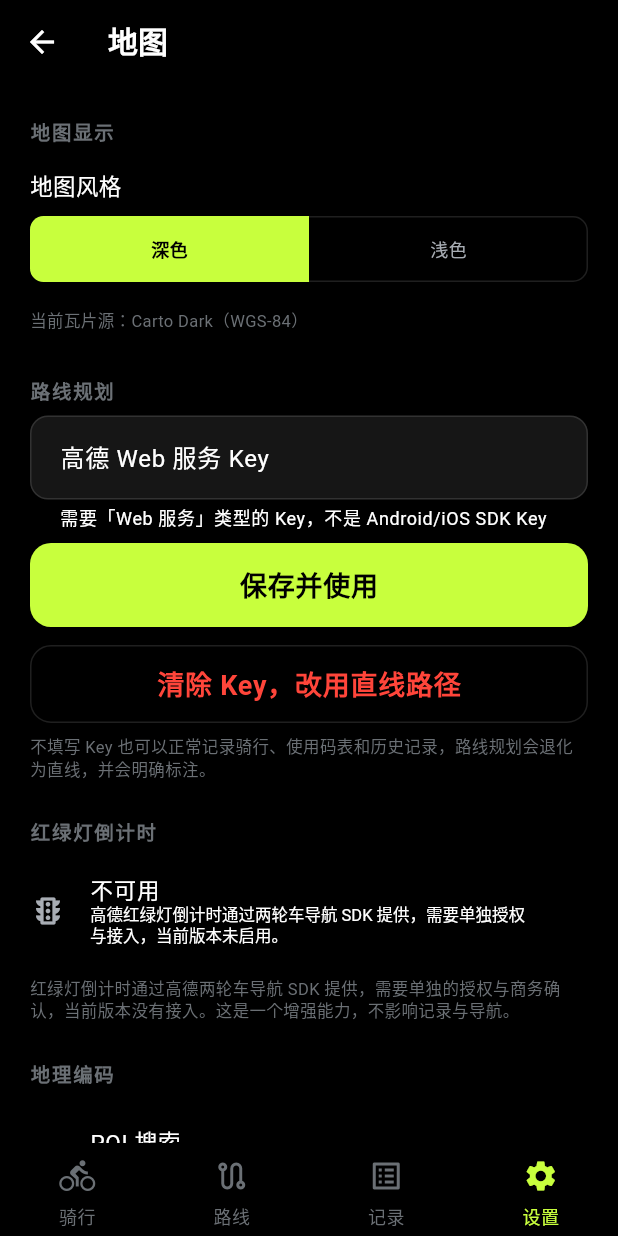
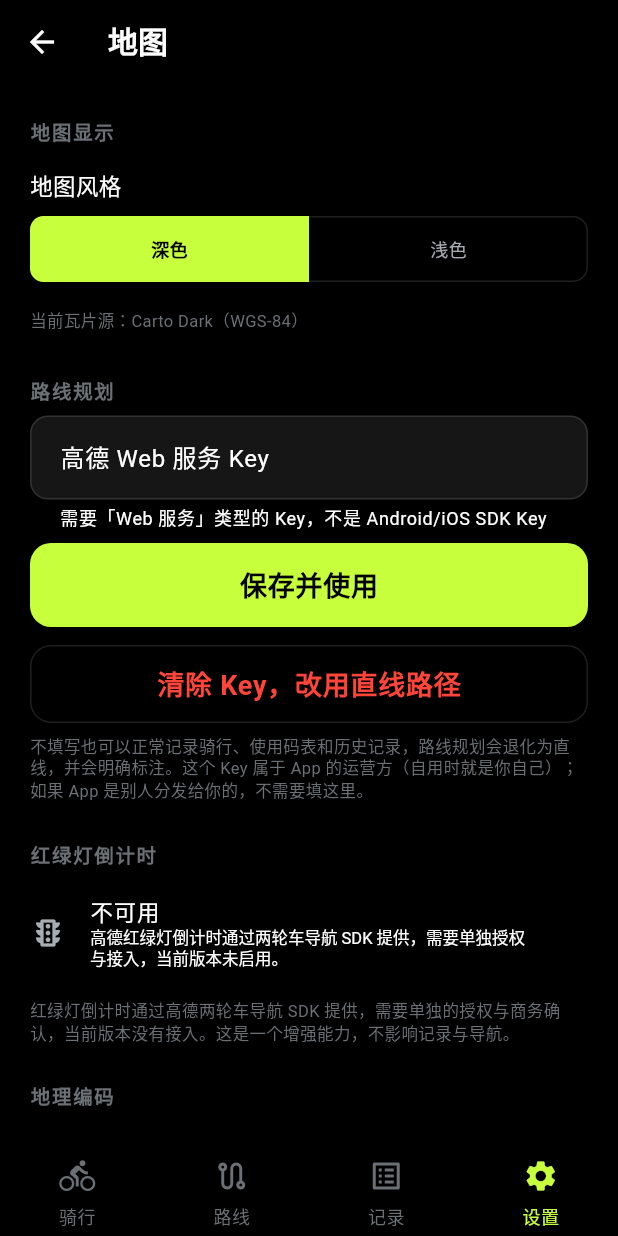
Before and after one commit to csic21/pure-cycling, a Flutter app: the MapSettingsScreen screen opened by its route, on a phone screen of 412 x 824 dp. Run offline on Flutter 3.47's test engine with Material 3 defaults, Android fonts, the phone set to English and light mode, and no system bars; our stand-ins replace battery_plus, connectivity_plus, drift, drift_flutter, file_picker, flutter_map and 8 more; missing offline and left inert: universal_ble; accounts and stored records are empty; generated files the repository leaves out were written again.

Commit message:
高德 Key 不进客户端：分发形态写清楚
「让骑手自己申请 Key」是开发/自用形态，不是分发形态。顺着这个判断往下，
一个更硬的事实必须先说清楚：**客户端发出去的东西，机器主人一定能读到**——
不用反编译，装个代理就能看见 URL 里的 `key=`。所以「打进二进制」不是解法，
而是公开；高德的 Web 服务 Key 也没有哪项限制救得回来：

- IP 白名单对移动网络无效（手机 IP 一直在变）
- 数字签名（sig）的 secret 也只能一起打包，提取后就能自己签发合法请求
- 换成 SDK Key 是另一套形态（包名+签名绑定、原生 SDK、导航 SDK 授权），
  不是把现有代码改个字段

分发的形态只有一条：Key 留在服务端，App 调一个只做算路的薄代理。

## 这次只写清楚，不写代码

- `docs/map.md` 新增「Key 由谁持有」：上面的推理 + 代理的最小集合
  （要求登录、按账号限流、缓存、只暴露算路）+ 对 App 的改动是一处
  `RouteProvider` 工厂
- `docs/backend.md`：把「第三方 API Key」列为触发条件里的下一项——
  它不是把 App 改成前后端分离，而是加一个只做那件事的服务
- `docs/security.md`：二进制清单与上线清单各加一条「不要把高德 Key 打进构建」
- README 的「启用真实骑行路线」分成自用/分发两种形态
- 设置页脚注：这个 Key 属于 App 的运营方；别人分发给你的 App，这里不用填

248 个测试通过，静态分析零问题。

```diff
--- a/app/lib/features/settings/presentation/map_settings_screen.dart
+++ b/app/lib/features/settings/presentation/map_settings_screen.dart
@@ -115,8 +115,9 @@ class _MapSettingsScreenState extends ConsumerState<MapSettingsScreen> {
                   ),
                 ),
             ],
-            footnote: '不填写 Key 也可以正常记录骑行、使用码表和历史记录，'
-                '路线规划会退化为直线，并会明确标注。',
+            footnote: '不填写也可以正常记录骑行、使用码表和历史记录，路线规划会退化为直线，'
+                '并会明确标注。这个 Key 属于 App 的运营方（自用时就是你自己）；'
+                '如果 App 是别人分发给你的，不需要填这里。',
           ),
 
           SettingsSection(
```
Also changed, not shown: 4 other files.
